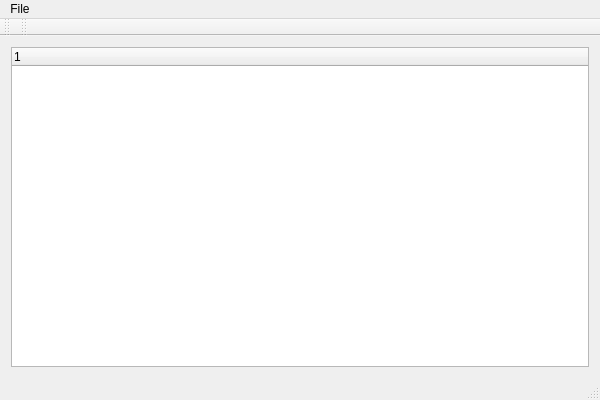
First picture: the form in mainwindow.ui, repository tstaerk/qtimetracker, before the edit.
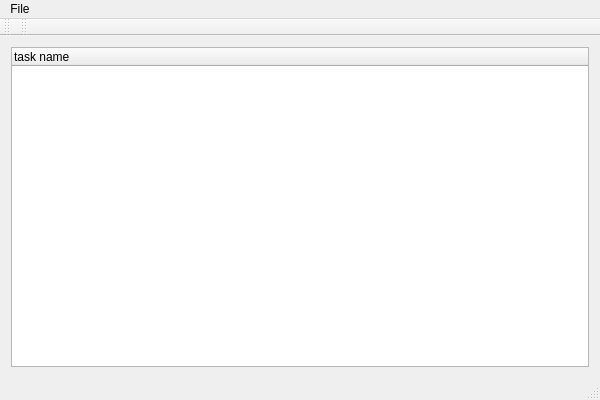
Second picture: the form after the edit.

Commit message: column: task name

The edit to the form file:
```diff
--- a/mainwindow.ui
+++ b/mainwindow.ui
@@ -19,7 +19,7 @@
      <widget class="QTreeWidget" name="treeWidget">
       <column>
        <property name="text">
-        <string notr="true">1</string>
+        <string>task name</string>
        </property>
       </column>
      </widget>
```
The commit also changes 1 other file.
